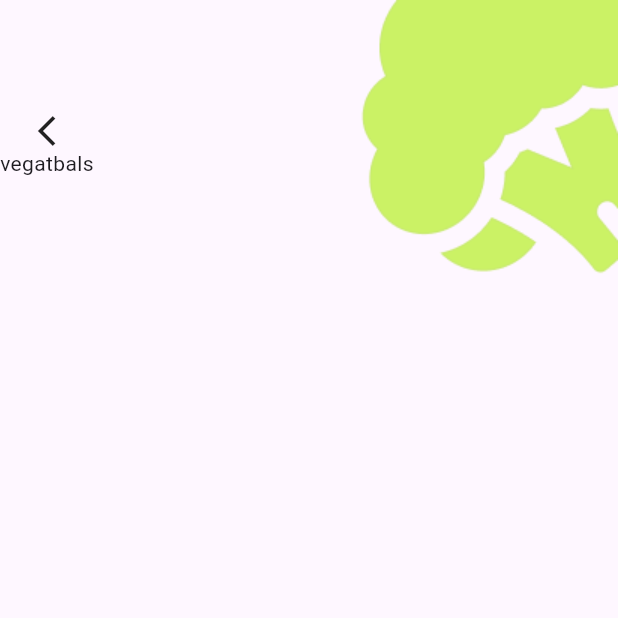
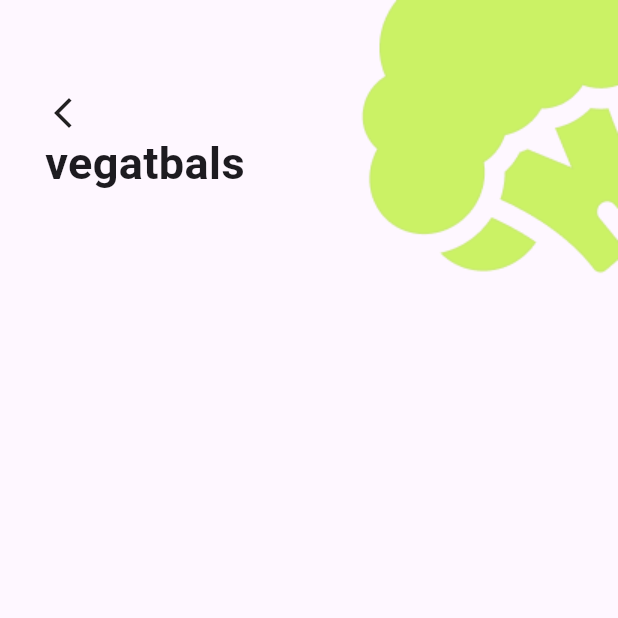
Before and after one commit to Mohamedwaelfaro/iti-flutter, a Flutter app: the screen it shows after launch, on a phone screen of 412 x 824 dp, the top half of it. Run offline on Flutter 3.47's test engine with Material 3 defaults, Android fonts, the phone set to English and light mode, and no system bars.

Commit message:
fix the ui

```diff
--- a/lib/main.dart
+++ b/lib/main.dart
@@ -12,6 +12,7 @@ class MyApp extends StatelessWidget {
   @override
   Widget build(BuildContext context) {
     return MaterialApp(
+      debugShowCheckedModeBanner: false,
       title: 'Flutter Demo',
       theme: ThemeData(
         // This is the theme of your application.
--- a/lib/screens/vegatbals_screen.dart
+++ b/lib/screens/vegatbals_screen.dart
@@ -15,11 +15,25 @@ class _VegatbalsScreenState extends State<VegatbalsScreen> {
         children: [
           Row(
             children: [
-              Column(
-                children: [
-                  Icon(Icons.arrow_back_ios_new),
-                  Text('vegatbals'),
-                ],
+              SizedBox(
+                width: 20,
+              ),
+              Padding(
+                // padding: const EdgeInsets.only(left: 20),
+                padding: EdgeInsetsDirectional.only(start: 10),
+                child: Column(
+                  crossAxisAlignment: CrossAxisAlignment.start,
+                  children: [
+                    Icon(Icons.arrow_back_ios_new),
+                    Text(
+                      'vegatbals',
+                      style: TextStyle(
+                        fontSize: 30,
+                        fontWeight: FontWeight.w700,
+                      ),
+                    ),
+                  ],
+                ),
               ),
               Spacer(),
               Image.asset('assets/Vegetables.png'),
```
